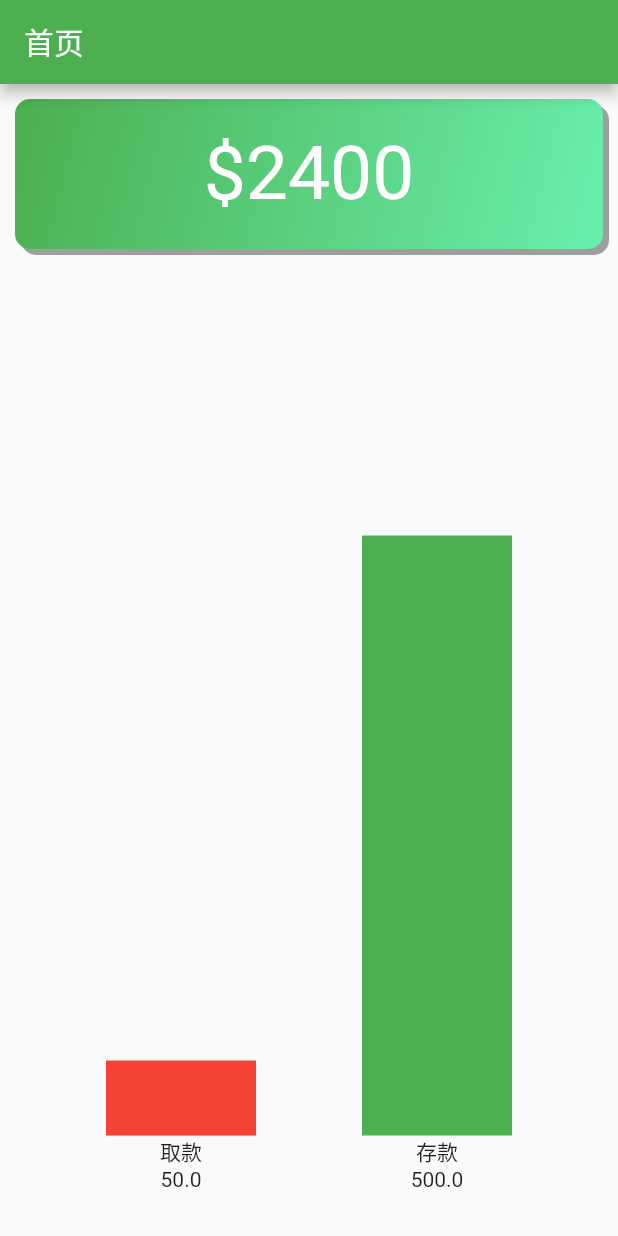
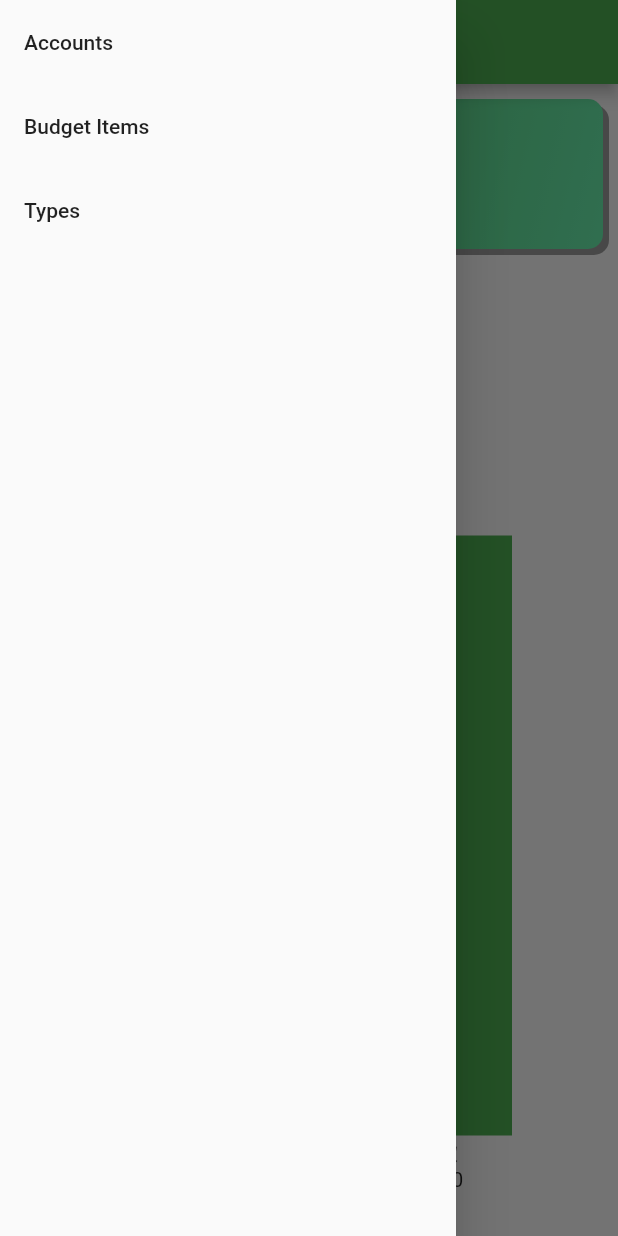
Before and after one commit to ChinaShrimp/spend_tracker, a Flutter app: the screen it shows after launch, with the side drawer open (before the commit the screen has no drawer), on a phone screen of 412 x 824 dp. Run offline on Flutter 3.47's test engine with Material 2 defaults, Android fonts, the phone set to English and light mode, and no system bars.

Commit message:
add Drawer menu

```diff
--- a/lib/application.dart
+++ b/lib/application.dart
@@ -1,6 +1,6 @@
 import 'package:flutter/material.dart';
 
-import 'pages/index.dart';
+import 'routes.dart';
 
 class Application extends StatelessWidget {
   @override
@@ -9,7 +9,8 @@ class Application extends StatelessWidget {
       title: 'Spend Tracker',
       theme: ThemeData(primarySwatch: Colors.green),
       debugShowCheckedModeBanner: false,
-      home: HomePage(),
+      routes: routes,
+      initialRoute: '/',
     );
   }
 }
--- a/lib/pages/home/home_page.dart
+++ b/lib/pages/home/home_page.dart
@@ -1,4 +1,5 @@
 import 'package:flutter/material.dart';
+import 'package:spend_tracker/pages/home/widgets/main_menu_widget.dart';
 
 import 'widgets/bar_line_widget.dart';
 import 'widgets/display_totals_widget.dart';
@@ -8,6 +9,7 @@ class HomePage extends StatelessWidget {
   Widget build(BuildContext context) {
     return Scaffold(
       appBar: AppBar(title: Text('首页')),
+      drawer: MainMenuWidget(),
       body: Column(
         crossAxisAlignment: CrossAxisAlignment.start,
         children: <Widget>[
--- /dev/null
+++ b/lib/pages/home/widgets/main_menu_widget.dart
@@ -0,0 +1,31 @@
+import 'package:flutter/material.dart';
+
+class MainMenuWidget extends StatelessWidget {
+  @override
+  Widget build(BuildContext context) {
+    return Drawer(
+      child: Column(
+        children: <Widget>[
+          ListTile(
+            title: Text('Accounts'),
+            onTap: () {
+              Navigator.of(context).pushNamed('/accounts');
+            },
+          ),
+          ListTile(
+            title: Text('Budget Items'),
+            onTap: () {
+              Navigator.of(context).pushNamed('/items');
+            },
+          ),
+          ListTile(
+            title: Text('Types'),
+            onTap: () {
+              Navigator.of(context).pushNamed('/types');
+            },
+          ),
+        ],
+      ),
+    );
+  }
+}
--- /dev/null
+++ b/lib/routes.dart
@@ -0,0 +1,10 @@
+import 'package:flutter/material.dart';
+import 'pages/index.dart';
+
+final routes = {
+  '/': (BuildContext context) => HomePage(),
+  '/accounts': (BuildContext context) => AccountsPage(),
+  '/items': (BuildContext context) => ItemsPage(),
+  '/icons': (BuildContext context) => IconsPage(),
+  '/types': (BuildContext context) => TypesPage(),
+};
```
Also changed, not shown: 1 other file.
